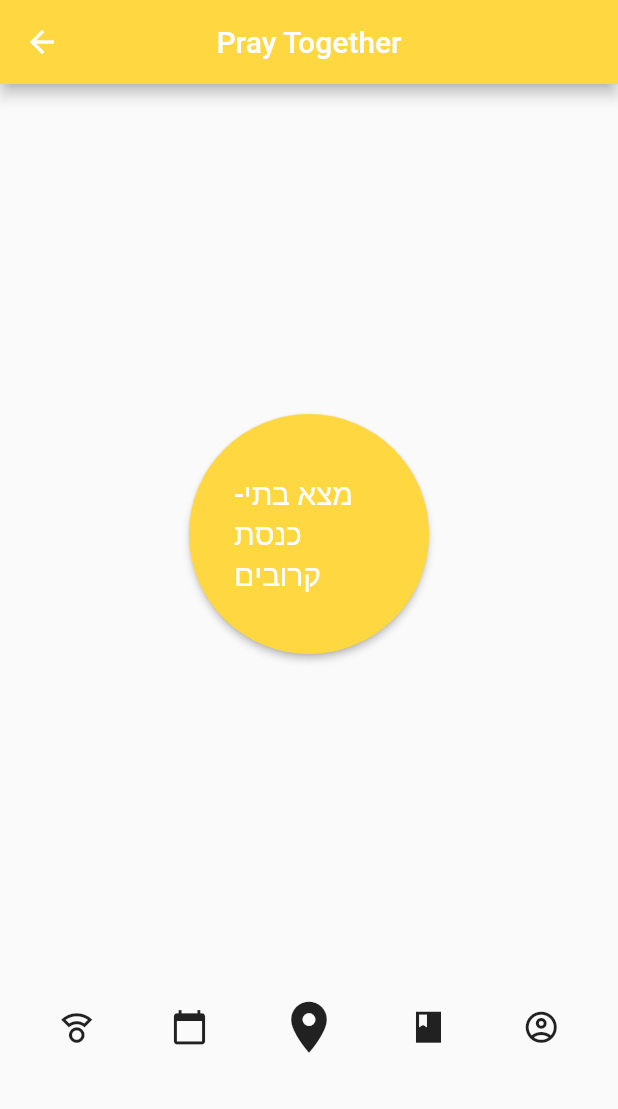
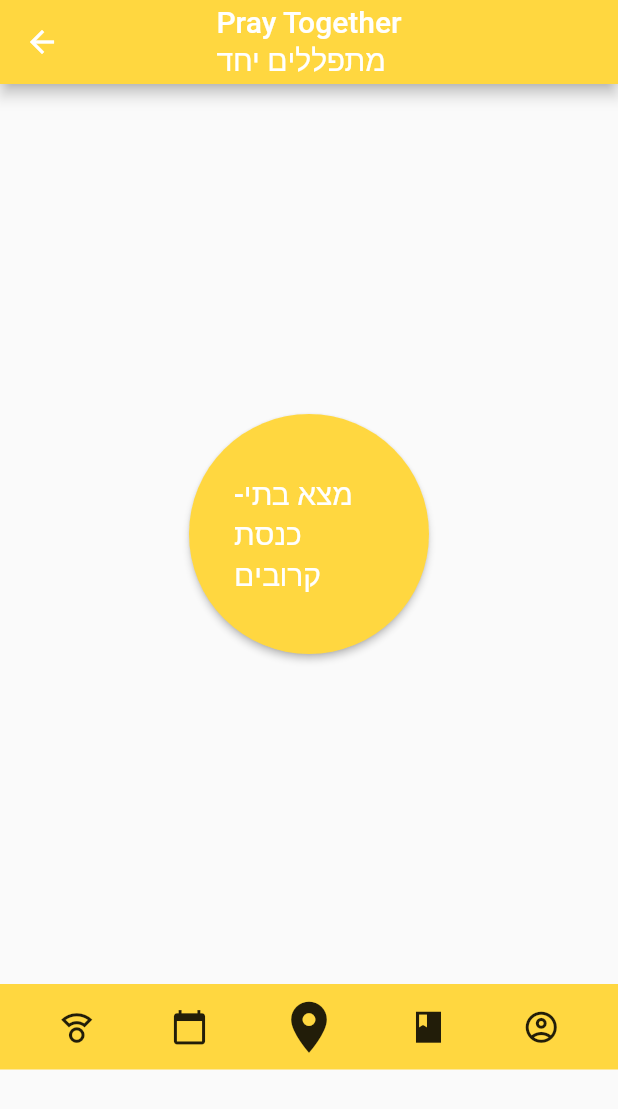
Before and after one commit to MatanLazimi/Pray-Together, a Flutter app: the mainPage screen opened directly, on a phone screen of 412 x 824 dp. Shown: the top 1109 px of the screen. Run offline on Flutter 3.47's test engine with Material 2 defaults, Android fonts, the light colour scheme and no system bars; our stand-ins replace dartz, firebase_auth, firebase_core, flutter_signin_button, google_sign_in; missing offline and left inert: custom_navigator; accounts and stored records are empty.

Commit message:
Design & empty files

```diff
--- a/lib/login/presentation/pages/login_page.dart
+++ b/lib/login/presentation/pages/login_page.dart
@@ -16,6 +16,7 @@ class LoginPage extends StatelessWidget {
           .navigatorKey, // Give the second key to your CustomNavigator
       pageRoute: PageRoutes.materialPageRoute,
       home: Scaffold(
+        backgroundColor: Colors.amberAccent,
         body: Center(
           child: Column(
             crossAxisAlignment: CrossAxisAlignment.center,
@@ -44,7 +45,7 @@ class LoginWithGoogle extends StatelessWidget {
     return SignInButton(
       Buttons.Google,
       elevation: 5,
-      text: "Sign up with Google",
+      text: "Sign-in with Google",
       onPressed: () async {
         await Provider.of<LoginProvider>(context, listen: false)
             .signInWithGoogle();
--- a/lib/mainpage/presentation/pages/mainpage.dart
+++ b/lib/mainpage/presentation/pages/mainpage.dart
@@ -1,3 +1,5 @@
+import 'dart:io';
+
 import 'package:flutter/material.dart';
 
 class mainPage extends StatelessWidget {
@@ -8,7 +10,7 @@ class mainPage extends StatelessWidget {
     return Scaffold(
       appBar: AppBar(
         backgroundColor: Colors.amberAccent,
-        title: Text('Pray Together'),
+        title: Text('Pray Together\nמתפללים יחד'),
         centerTitle: true,
       ),
       body: Column(
@@ -34,7 +36,10 @@ class mainPage extends StatelessWidget {
               onPressed: () {},
             ),
           ),
-          Row(
+          Center(
+            child: Container(
+              color: Colors.amberAccent,
+              child: Row(
                 //crossAxisAlignment: CrossAxisAlignment.end,
                 mainAxisAlignment: MainAxisAlignment.spaceEvenly,
 
@@ -43,6 +48,7 @@ class mainPage extends StatelessWidget {
                     icon: Icon(Icons.compass_calibration_outlined),
                     onPressed: () {},
                     iconSize: 25.0,
+                    //highlightColor: Colors.amberAccent,
                   ),
                   IconButton(
                     icon: Icon(Icons.calendar_today),
@@ -66,6 +72,8 @@ class mainPage extends StatelessWidget {
                   ),
                 ],
               ),
+            ),
+          ),
         ],
       ),
     );
```
Also changed, not shown: lib/temp2/core/rr.dart (added), lib/temp2/data/dssd.dart (added), lib/temp2/domain/entities/rtrt.dart (added), lib/temp2/domain/repositories/ytr.dart (added), lib/temp2/presentation/pages/Compass.dart (added). Lines whose indentation alone changed are shown as unchanged.
